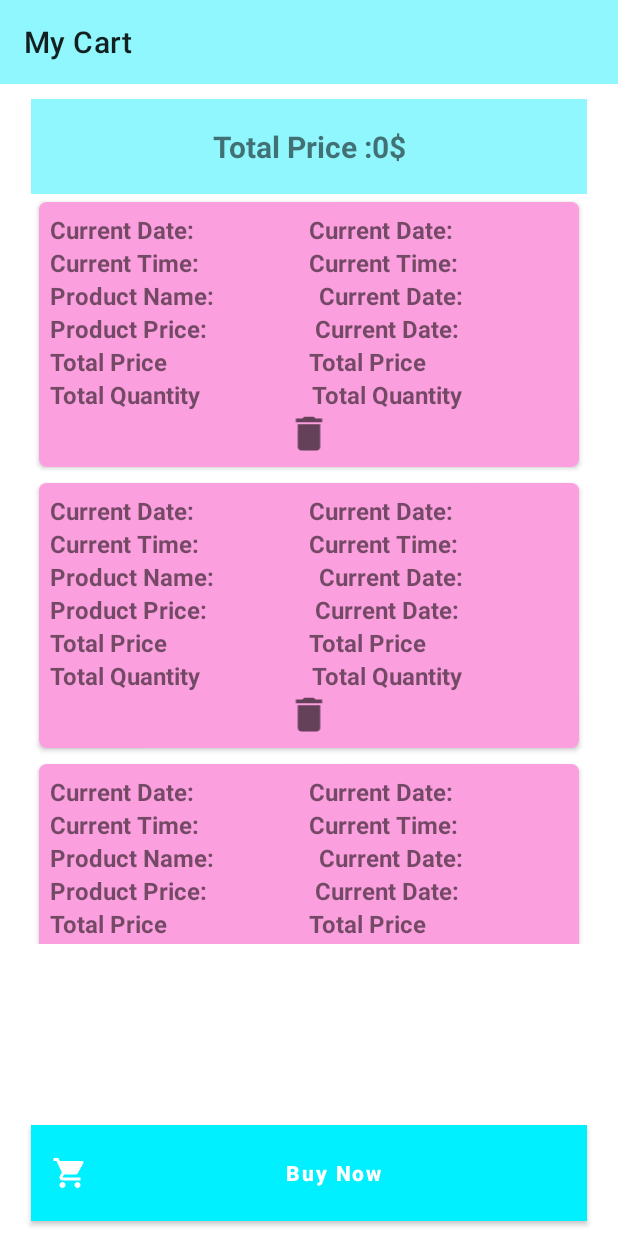
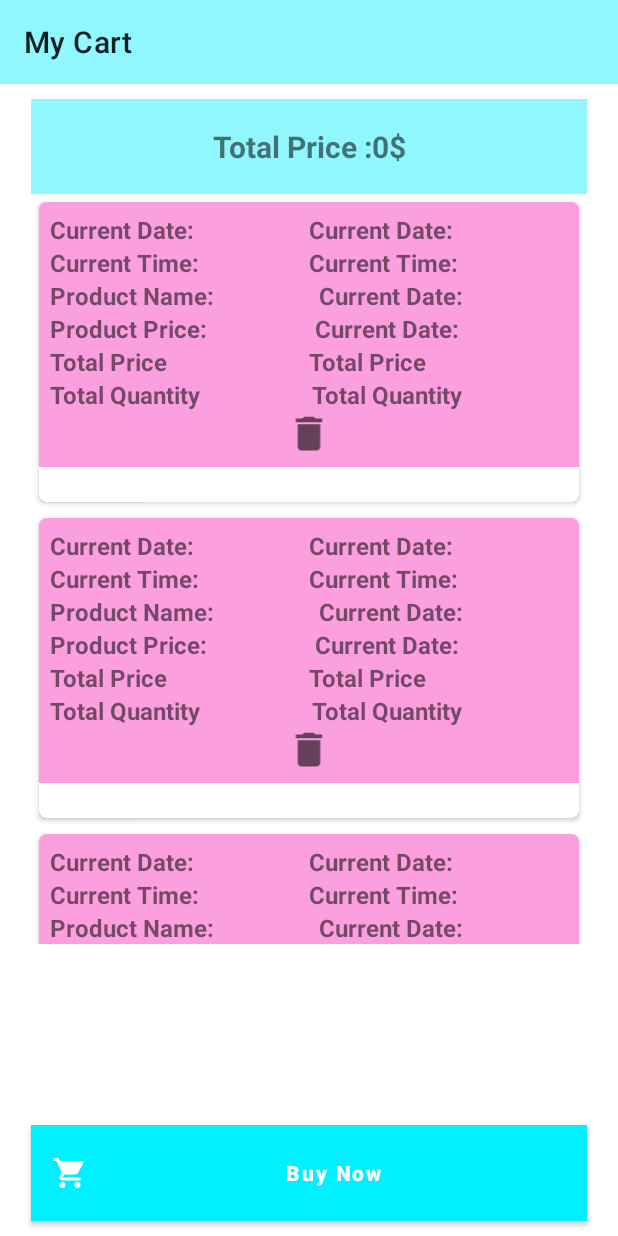
Before and after one commit to anhkute002/mshop, an Android app: the layout activity_cart.xml on its own in the app's theme, with its tools: preview values and no code run, on a phone screen of 412 x 824 dp. Run offline under Robolectric (Android 15) with nearby library versions, the phone set to English and light mode, and no system bars.

Commit message:
Item cart

```diff
--- a/app/src/main/res/layout/my_cart_item.xml
+++ b/app/src/main/res/layout/my_cart_item.xml
@@ -3,7 +3,7 @@
     xmlns:android="http://schemas.android.com/apk/res/android"
     xmlns:app="http://schemas.android.com/apk/res-auto"
     android:layout_width="match_parent"
-    android:layout_height="wrap_content"
+    android:layout_height="200dp"
     app:cardCornerRadius="5dp"
     android:elevation="4dp"
     android:layout_margin="5dp">
```
